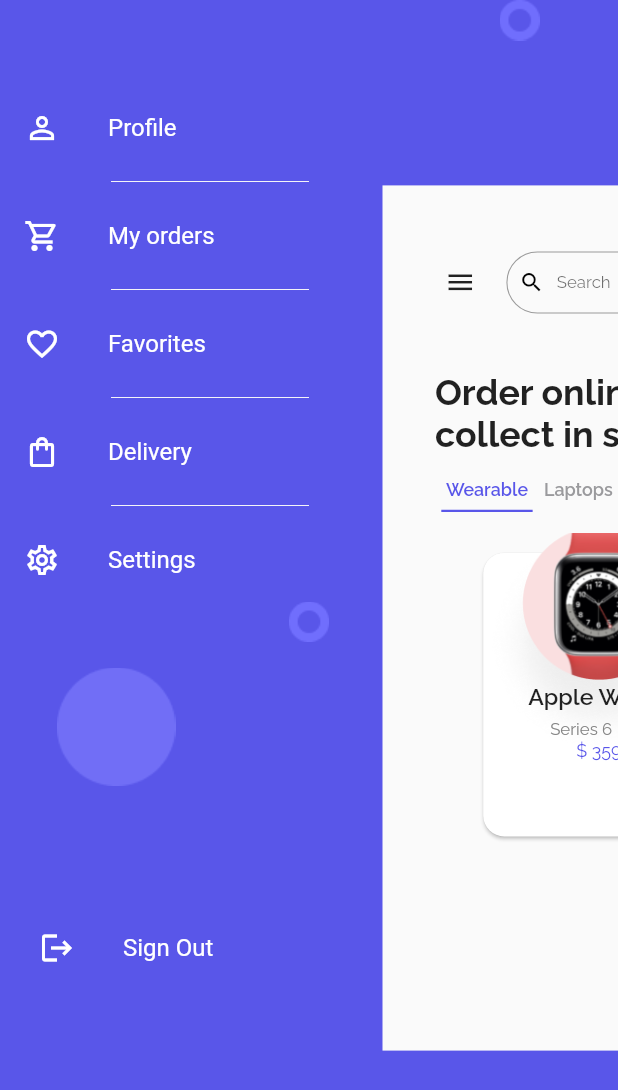
After one commit to BustamanteMelkia/Tech-ecommerce-app, a Flutter app: the screen it shows after launch, after a tap on the "menu" icon, on a phone screen of 412 x 824 dp. The commit adds this screen. Shown: the top 1090 px of the screen. Run offline on Flutter 3.47's test engine with Material 2 defaults, Android fonts, the phone set to English and light mode, and no system bars; drawn by our look-alikes of carousel_slider, contained_tab_bar_view.

Commit message:
Agregado el drawer

```diff
--- a/lib/main.dart
+++ b/lib/main.dart
@@ -1,13 +1,15 @@
+import 'package:ecommerce_app/screens/iniciopage.dart';
 import 'package:ecommerce_app/screens/loginscreen.dart';
 import 'package:ecommerce_app/screens/no_favorites.dart';
 import 'package:ecommerce_app/screens/no_connection.dart';
 import 'package:ecommerce_app/screens/no_history.dart';
 import 'package:ecommerce_app/screens/profile.dart';
 import 'package:ecommerce_app/screens/splashscreen.dart';
+import 'package:ecommerce_app/widgets/drawer.dart';
 import 'package:flutter/material.dart';
 
 void main() {
-  runApp(const MyApp());
+  runApp(MyApp());
 }
 
 class MyApp extends StatelessWidget {
@@ -23,7 +25,7 @@ class MyApp extends StatelessWidget {
         primaryColorLight: Colors.white,
         fontFamily: 'Raleway',
       ),
-      home: const Profile(),
+      home:AppDrawer(child: InicioPage()),
     );
   }
 }
--- a/lib/screens/iniciopage.dart
+++ b/lib/screens/iniciopage.dart
@@ -1,5 +1,6 @@
 import 'package:ecommerce_app/widgets/carditem.dart';
 import 'package:ecommerce_app/widgets/caroussel.dart';
+import 'package:ecommerce_app/widgets/drawer.dart';
 import 'package:ecommerce_app/widgets/tabbarmenu.dart';
 import 'package:flutter/material.dart';
 
@@ -24,7 +25,10 @@ class InicioPage extends StatelessWidget {
                     child: Row(
 
                       children: [
-                        const Padding(padding: EdgeInsets.only(right: 20,),child: Icon(Icons.menu,size: 30),),
+                         Padding(padding: EdgeInsets.only(right: 20,),child: IconButton(onPressed: (){
+                           print('Presionando');
+                           AppDrawer.of(context)?.toggle();
+                        }, icon: Icon(Icons.menu,size: 30)),),
                         SizedBox(
                           width: 267.0,
                           child: TextField(
--- /dev/null
+++ b/lib/widgets/drawer.dart
@@ -0,0 +1,213 @@
+
+import 'package:flutter/material.dart';
+
+class AppDrawer extends StatefulWidget {
+  final Widget child;
+  AppDrawer({key, required this.child}) : super(key: key);
+
+  static _AppDrawerState? of(BuildContext context) => context.findAncestorStateOfType<_AppDrawerState>();
+
+  @override
+  _AppDrawerState createState() => _AppDrawerState();
+}
+
+class _AppDrawerState extends State<AppDrawer> with SingleTickerProviderStateMixin {
+  static Duration duration = Duration(milliseconds: 300);
+  late AnimationController _controller;
+  static const double maxSlide = 255;
+  static const dragRightStartVal = 60;
+  static const dragLeftStartVal = maxSlide - 20;
+  static bool shouldDrag = false;
+
+  @override
+  void initState() {
+    _controller = AnimationController(vsync: this, duration: _AppDrawerState.duration);
+    super.initState();
+  }
+
+  void close() => _controller.reverse();
+
+  void open () => _controller.forward();
+
+  void toggle () {
+    if (_controller.isCompleted) {
+      close();
+    } else {
+      open();
+    }
+  }
+
+  @override
+  void dispose() {
+    _controller.dispose();
+    super.dispose();
+  }
+
+  void _onDragStart(DragStartDetails startDetails) {
+    bool isDraggingFromLeft = _controller.isDismissed && startDetails.globalPosition.dx < dragRightStartVal;
+    bool isDraggingFromRight = _controller.isCompleted && startDetails.globalPosition.dx > dragLeftStartVal;
+    shouldDrag = isDraggingFromLeft || isDraggingFromRight;
+  }
+
+  void _onDragUpdate(DragUpdateDetails updateDetails) {
+    if (shouldDrag == false) {
+      return;
+    }
+    double delta = updateDetails.primaryDelta! / maxSlide;
+    _controller.value += delta;
+  }
+
+  void _onDragEnd(DragEndDetails dragEndDetails) {
+    if (_controller.isDismissed || _controller.isCompleted) {
+      return;
+    }
+
+    double _kMinFlingVelocity = 365.0;
+    double dragVelocity = dragEndDetails.velocity.pixelsPerSecond.dx.abs();
+
+    if (dragVelocity >= _kMinFlingVelocity) {
+      double visualVelocityInPx = dragEndDetails.velocity.pixelsPerSecond.dx / MediaQuery.of(context).size.width;
+      _controller.fling(velocity: visualVelocityInPx);
+    } else if (_controller.value < 0.5) {
+      close();
+    } else {
+      open();
+    }
+  }
+
+  @override
+  Widget build(BuildContext context) {
+    return GestureDetector(
+      onHorizontalDragStart: _onDragStart,
+      onHorizontalDragUpdate: _onDragUpdate,
+      onHorizontalDragEnd: _onDragEnd,
+      child: AnimatedBuilder(
+        animation: _controller,
+        builder: (BuildContext context, _) {
+          double animationVal = _controller.value;
+          double translateVal = animationVal * maxSlide;
+          double scaleVal = 1 - (animationVal *  0.3);
+          return Stack(
+            children: <Widget>[
+              CustomDrawer(),
+              Transform(
+                alignment: Alignment.centerLeft,
+                transform: Matrix4.identity()
+                  ..translate(translateVal)
+                  ..scale(scaleVal),
+                child: GestureDetector(
+                    onTap: () {
+                      if (_controller.isCompleted) {
+                        close();
+                      }
+                    },
+                    child: widget.child
+                ),
+              ),
+            ],
+          );
+        },
+      ),
+    );
+  }
+}
+
+class CustomDrawer extends StatelessWidget {
+  @override
+  Widget build(BuildContext context) {
+    return Material(
+      color: Color(0xff5956E9),
+      child: SafeArea(
+        child: Theme(
+          data: ThemeData(
+            brightness: Brightness.dark,
+          ),
+          child: Column(
+            crossAxisAlignment: CrossAxisAlignment.start,
+            children: <Widget>[
+              Stack(
+                children: [
+                  Container(
+                    alignment: Alignment.centerRight,
+                    padding: EdgeInsets.only(right: 52,bottom:30),
+                    child: Image(image: AssetImage('assets/images/EllipseMorado.png'),),
+                  )
+                ],
+              )
+              ,
+              ListTile(
+                leading: Icon(Icons.person_outline),
+                title: Text('Profile'),
+              ),
+              Container(
+                width: 206,
+                child:  const Padding(padding: EdgeInsets.only(left:74,right: 0),
+                    child: Divider(
+                      color: Color(0xfff4f4f8),
+                    ),
+                  )
+              ),
+              ListTile(
+                leading: Icon(Icons.shopping_cart_outlined),
+                title: Text('My orders'),
+              ),
+              Container(
+                  width: 206,
+                  child:  const Padding(padding: EdgeInsets.only(left:74,right: 0),
+                    child: Divider(
+                      color: Color(0xfff4f4f8),
+                    ),
+                  )
+              ),
+              ListTile(
+                leading: Icon(Icons.favorite_border_outlined),
+                title: Text('Favorites'),
+              ),
+              Container(
+                  width: 206,
+                  child:  const Padding(padding: EdgeInsets.only(left:74,right: 0),
+                    child: Divider(
+                      color: Color(0xfff4f4f8),
+                    ),
+                  )
+              ),
+              ListTile(
+                leading: Icon(Icons.shopping_bag_outlined),
+                title: Text('Delivery'),
+              ),
+              Container(
+                  width: 206,
+                  child:  const Padding(padding: EdgeInsets.only(left:74,right: 0),
+                    child: Divider(
+                      color: Color(0xfff4f4f8),
+                    ),
+                  )
+              ),
+              const ListTile(
+                leading: Icon(Icons.settings_outlined),
+                title: Text('Settings'),
+              ),
+              Container(
+                alignment: Alignment.center,
+                child: Image(image: AssetImage('assets/images/EllipseMorado.png'),),
+              ),
+              Container(
+                padding: EdgeInsets.only(left:38,top:17,bottom:80),
+                alignment: Alignment.centerLeft,
+                child: Image(image: AssetImage('assets/images/circulomoradorelleno.png'),),
+              ),
+              Padding(padding: EdgeInsets.only(left:10),
+                child: ListTile(
+                  leading: Icon(Icons.logout),
+                  title: Text('Sign Out'),
+                )
+              )
+
+
+            ],
+          ),
+        ),
+      ),
+    );
+  }
+}
```
Also changed, not shown: assets/images/circulomoradorelleno.png (added).
